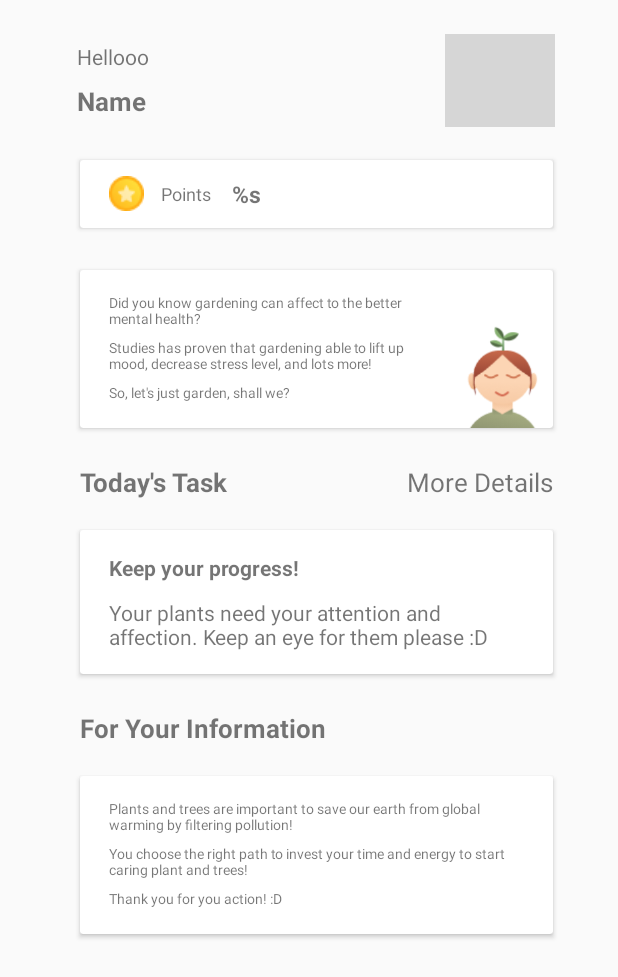
After one commit to mintymilkx/CapstoneProjectEden, an Android app: the layout fragment_home.xml on its own in the app's theme, with its tools: preview values and no code run, on a phone screen of 412 x 824 dp. The commit adds this screen. Shown: the top 977 px of the screen. Run offline under Robolectric (Android 15) with nearby library versions, the phone set to English and light mode, and no system bars; grey boxes are pictures that could not be loaded.

Commit message:
Create layout for home fragment

```diff
--- /dev/null
+++ b/app/src/main/res/layout/fragment_home.xml
@@ -0,0 +1,250 @@
+<?xml version="1.0" encoding="utf-8"?>
+<androidx.constraintlayout.widget.ConstraintLayout xmlns:android="http://schemas.android.com/apk/res/android"
+    xmlns:app="http://schemas.android.com/apk/res-auto"
+    xmlns:tools="http://schemas.android.com/tools"
+    android:layout_width="match_parent"
+    android:layout_height="match_parent"
+    android:layout_centerInParent="false"
+    android:layout_centerHorizontal="true"
+    android:layout_centerVertical="true"
+    android:layout_gravity="center_horizontal|center_vertical"
+    app:layout_anchorGravity="center_horizontal|center_vertical"
+    tools:context=".fragment.HomeFragment">
+
+    <TextView
+        android:id="@+id/hello"
+        android:layout_width="wrap_content"
+        android:layout_height="wrap_content"
+        android:layout_marginStart="15dp"
+        android:layout_marginTop="28dp"
+        android:layout_marginEnd="305dp"
+        android:text="@string/hello"
+        app:layout_constraintEnd_toEndOf="parent"
+        app:layout_constraintHorizontal_bias="0.83"
+        app:layout_constraintStart_toStartOf="parent"
+        app:layout_constraintTop_toTopOf="parent" />
+
+    <ImageView
+        android:id="@+id/avatar_home"
+        android:layout_width="73dp"
+        android:layout_height="62dp"
+        android:layout_marginEnd="15dp"
+        app:layout_constraintBottom_toBottomOf="@+id/tv_name"
+        app:layout_constraintEnd_toEndOf="parent"
+        app:layout_constraintHorizontal_bias="0.917"
+        app:layout_constraintStart_toStartOf="parent"
+        app:layout_constraintTop_toTopOf="@+id/hello"
+        tools:srcCompat="@tools:sample/avatars"
+        android:contentDescription="@string/avatar_user" />
+
+    <TextView
+        android:id="@+id/tv_name"
+        android:layout_width="wrap_content"
+        android:layout_height="wrap_content"
+        android:layout_marginTop="8dp"
+        android:text="@string/name"
+        android:textSize="17sp"
+        android:textStyle="bold"
+        app:layout_constraintStart_toStartOf="@+id/hello"
+        app:layout_constraintTop_toBottomOf="@+id/hello" />
+
+    <androidx.cardview.widget.CardView
+        android:id="@+id/banner_point"
+        android:layout_width="315dp"
+        android:layout_height="45dp"
+        android:layout_marginTop="22dp"
+        app:layout_constraintEnd_toEndOf="@+id/avatar_home"
+        app:layout_constraintStart_toStartOf="@+id/tv_name"
+        app:layout_constraintTop_toBottomOf="@+id/avatar_home">
+
+        <ImageView
+            android:id="@+id/star_point"
+            android:layout_width="wrap_content"
+            android:layout_height="wrap_content"
+            android:layout_gravity="center_vertical"
+            android:layout_marginStart="19dp"
+            app:srcCompat="@drawable/star_point"
+            android:contentDescription="@string/star_logo" />
+
+        <TextView
+            android:id="@+id/points"
+            android:layout_width="wrap_content"
+            android:layout_height="wrap_content"
+            android:layout_gravity="center_vertical"
+            android:layout_marginStart="54dp"
+            android:foregroundGravity="center_vertical|center_horizontal"
+            android:text="@string/points"
+            android:textSize="12sp" />
+
+        <TextView
+            android:id="@+id/tv_point_inHome"
+            android:layout_width="wrap_content"
+            android:layout_height="wrap_content"
+            android:layout_gravity="center_vertical"
+            android:layout_marginStart="101dp"
+            android:foregroundGravity="center_vertical|center_horizontal"
+            android:text="@string/percent"
+            android:textSize="15sp"
+            android:textStyle="bold" />
+    </androidx.cardview.widget.CardView>
+
+    <androidx.cardview.widget.CardView
+        android:id="@+id/cardView"
+        android:layout_width="315dp"
+        android:layout_height="105dp"
+        android:layout_marginTop="28dp"
+        app:layout_constraintEnd_toEndOf="@+id/banner_point"
+        app:layout_constraintHorizontal_bias="0.0"
+        app:layout_constraintStart_toStartOf="@+id/banner_point"
+        app:layout_constraintTop_toBottomOf="@+id/banner_point">
+
+        <ImageView
+            android:id="@+id/imageView5"
+            android:layout_width="95dp"
+            android:layout_height="71dp"
+            android:layout_gravity="bottom|right"
+            app:srcCompat="@drawable/people_peace"
+            tools:ignore="RtlHardcoded"
+            android:contentDescription="@string/people" />
+
+        <TextView
+            android:id="@+id/textView5"
+            android:layout_width="wrap_content"
+            android:layout_height="wrap_content"
+            android:layout_marginStart="19dp"
+            android:layout_marginTop="15dp"
+            android:layout_marginEnd="76dp"
+            android:text="@string/card_info"
+            android:textSize="9sp"
+            tools:ignore="SmallSp" />
+
+        <TextView
+            android:id="@+id/textView6"
+            android:layout_width="wrap_content"
+            android:layout_height="wrap_content"
+            android:layout_marginStart="19dp"
+            android:layout_marginTop="45dp"
+            android:layout_marginEnd="76dp"
+            android:text="@string/card_info2"
+            android:textSize="9sp"
+            tools:ignore="SmallSp" />
+
+        <TextView
+            android:id="@+id/textView7"
+            android:layout_width="wrap_content"
+            android:layout_height="wrap_content"
+            android:layout_marginStart="19dp"
+            android:layout_marginTop="75dp"
+            android:layout_marginEnd="76dp"
+            android:text="@string/lets_garden"
+            android:textSize="9sp"
+            tools:ignore="SmallSp" />
+    </androidx.cardview.widget.CardView>
+
+    <TextView
+        android:id="@+id/TodayTask"
+        android:layout_width="wrap_content"
+        android:layout_height="wrap_content"
+        android:layout_marginTop="24dp"
+        android:layout_marginEnd="300dp"
+        android:text="@string/today_s_task"
+        android:textSize="17sp"
+        android:textStyle="bold"
+        app:layout_constraintEnd_toEndOf="parent"
+        app:layout_constraintHorizontal_bias="0.0"
+        app:layout_constraintStart_toStartOf="@+id/cardView"
+        app:layout_constraintTop_toBottomOf="@+id/cardView" />
+
+    <TextView
+        android:id="@+id/more_details"
+        android:layout_width="wrap_content"
+        android:layout_height="wrap_content"
+        android:text="@string/more_details"
+        android:textSize="17sp"
+        app:layout_constraintEnd_toEndOf="@+id/cardView"
+        app:layout_constraintTop_toTopOf="@+id/TodayTask" />
+
+    <androidx.cardview.widget.CardView
+        android:id="@+id/cardView2"
+        android:layout_width="315dp"
+        android:layout_height="96dp"
+        android:layout_marginTop="20dp"
+        app:layout_constraintEnd_toEndOf="@+id/cardView"
+        app:layout_constraintStart_toStartOf="@+id/cardView"
+        app:layout_constraintTop_toBottomOf="@+id/TodayTask">
+
+        <TextView
+            android:id="@+id/textView11"
+            android:layout_width="wrap_content"
+            android:layout_height="wrap_content"
+            android:layout_marginStart="19dp"
+            android:layout_marginTop="15dp"
+            android:text="@string/your_progress"
+            android:textSize="14sp"
+            android:textStyle="bold" />
+
+        <TextView
+            android:id="@+id/textView12"
+            android:layout_width="wrap_content"
+            android:layout_height="wrap_content"
+            android:layout_marginLeft="19dp"
+            android:layout_marginTop="45dp"
+            android:layout_marginRight="19dp"
+            android:text="@string/reminder" />
+    </androidx.cardview.widget.CardView>
+
+    <TextView
+        android:id="@+id/forYourInformation"
+        android:layout_width="wrap_content"
+        android:layout_height="wrap_content"
+        android:layout_marginTop="24dp"
+        android:text="@string/fyi"
+        android:textSize="17sp"
+        android:textStyle="bold"
+        app:layout_constraintStart_toStartOf="@+id/cardView2"
+        app:layout_constraintTop_toBottomOf="@+id/cardView2" />
+
+    <androidx.cardview.widget.CardView
+        android:id="@+id/banner_saveEarth"
+        android:layout_width="315dp"
+        android:layout_height="105dp"
+        android:layout_marginTop="20dp"
+        app:layout_constraintEnd_toEndOf="@+id/cardView2"
+        app:layout_constraintStart_toStartOf="@+id/cardView2"
+        app:layout_constraintTop_toBottomOf="@+id/forYourInformation">
+
+        <TextView
+            android:id="@+id/textView14"
+            android:layout_width="wrap_content"
+            android:layout_height="wrap_content"
+            android:layout_marginLeft="19dp"
+            android:layout_marginTop="15dp"
+            android:layout_marginRight="19dp"
+            android:text="@string/card_info3"
+            android:textSize="9sp"
+            tools:ignore="SmallSp" />
+
+        <TextView
+            android:id="@+id/textView15"
+            android:layout_width="wrap_content"
+            android:layout_height="wrap_content"
+            android:layout_marginLeft="19dp"
+            android:layout_marginTop="45dp"
+            android:layout_marginRight="19dp"
+            android:text="@string/card_info4"
+            android:textSize="9sp"
+            tools:ignore="SmallSp" />
+
+        <TextView
+            android:id="@+id/textView16"
+            android:layout_width="wrap_content"
+            android:layout_height="wrap_content"
+            android:layout_marginLeft="19sp"
+            android:layout_marginTop="75sp"
+            android:layout_marginRight="19sp"
+            android:text="@string/thank_you"
+            android:textSize="9sp"
+            tools:ignore="SmallSp" />
+    </androidx.cardview.widget.CardView>
+
+</androidx.constraintlayout.widget.ConstraintLayout>
--- a/app/src/main/res/values/strings.xml
+++ b/app/src/main/res/values/strings.xml
@@ -160,4 +160,22 @@
     <string name="scan_icon">Scan</string>
     <string name="gacha_icon">Gacha</string>
     <string name="donasi_icon">Donasi</string>
+    <string name="hello">Hellooo</string>
+    <string name="avatar_user">Avatar User</string>
+    <string name="name">Name</string>
+    <string name="star_logo">Star Logo</string>
+    <string name="points">Points</string>
+    <string name="percent">%s</string>
+    <string name="people">People</string>
+    <string name="card_info">Did you know gardening can affect to the better mental health?</string>
+    <string name="card_info2">Studies has proven that gardening able to lift up mood, decrease stress level, and lots more!</string>
+    <string name="lets_garden">So, let\'s just garden, shall we?</string>
+    <string name="today_s_task">Today\'s Task</string>
+    <string name="more_details">More Details</string>
+    <string name="your_progress">Keep your progress!</string>
+    <string name="reminder">Your plants need your attention and affection. Keep an eye for them please :D</string>
+    <string name="fyi">For Your Information</string>
+    <string name="card_info3">Plants and trees are important to save our earth from global warming by filtering pollution!</string>
+    <string name="card_info4">You choose the right path to invest your time and energy to start caring plant and trees!</string>
+    <string name="thank_you">Thank you for you action! :D</string>
 </resources>
```
